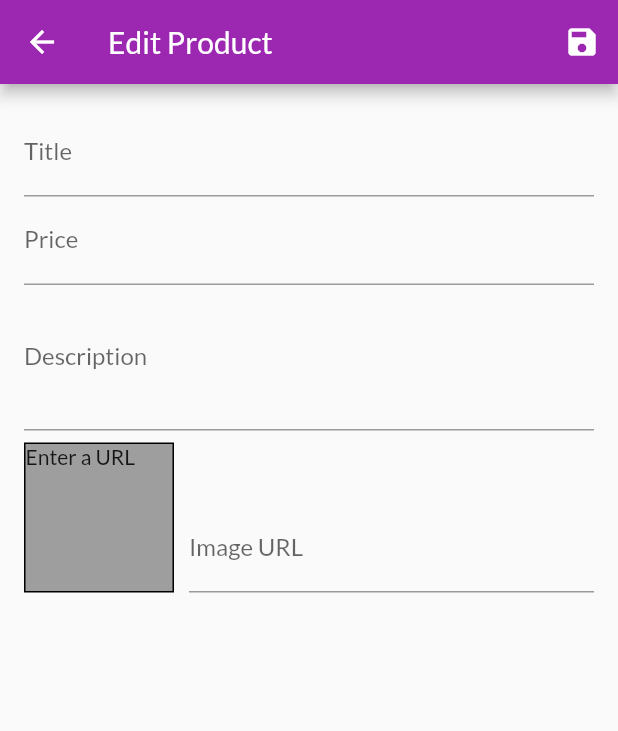
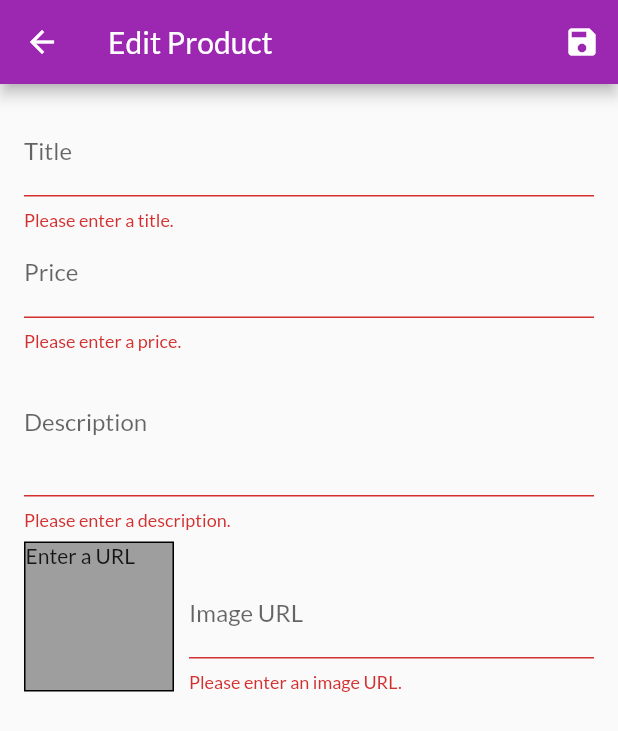
Before and after one commit to wcoder/flutter-playground, a Flutter app: the EditProductScreen screen opened by its route, after a tap on the "save" icon, on a phone screen of 412 x 824 dp. Shown: the top 731 px of the screen. Run offline on Flutter 3.47's test engine with Material 2 defaults, Android fonts, the phone set to English and light mode, and no system bars; our stand-ins replace get_it, shared_preferences; accounts and stored records are empty; network calls fail.

Commit message:
Add form validation

```diff
--- a/shop_app/lib/screens/edit_product_screen.dart
+++ b/shop_app/lib/screens/edit_product_screen.dart
@@ -43,6 +43,10 @@ class _EditProductScreenState extends State<EditProductScreen> {
   }
 
   void _saveForm() {
+    final isValid = _form.currentState.validate();
+    if (!isValid) {
+      return;
+    }
     _form.currentState.save();
 
     var product = Product(
@@ -80,6 +84,12 @@ class _EditProductScreenState extends State<EditProductScreen> {
                 onFieldSubmitted: (value) {
                   FocusScope.of(context).requestFocus(_priceFocusNode);
                 },
+                validator: (value) {
+                  if (value.isEmpty) {
+                    return 'Please enter a title.';
+                  }
+                  return null;
+                },
                 onSaved: (value) => title = value,
               ),
               TextFormField(
@@ -92,6 +102,18 @@ class _EditProductScreenState extends State<EditProductScreen> {
                 onFieldSubmitted: (value) {
                   FocusScope.of(context).requestFocus(_descriptionFocusNode);
                 },
+                validator: (value) {
+                  if (value.isEmpty) {
+                    return 'Please enter a price.';
+                  }
+                  if (double.tryParse(value) == null) {
+                    return 'Please enter a valid number.';
+                  }
+                  if (double.parse(value) <= 0) {
+                    return 'Please enter a number greater than zero.';
+                  }
+                  return null;
+                },
                 onSaved: (value) => price = double.parse(value),
               ),
               TextFormField(
@@ -101,6 +123,15 @@ class _EditProductScreenState extends State<EditProductScreen> {
                 maxLines: 3,
                 keyboardType: TextInputType.multiline,
                 focusNode: _descriptionFocusNode,
+                validator: (value) {
+                  if (value.isEmpty) {
+                    return 'Please enter a description.';
+                  }
+                  if (value.length < 10) {
+                    return 'Should be at least 10 characters long.';
+                  }
+                  return null;
+                },
                 onSaved: (value) => description = value,
               ),
               Row(
@@ -133,6 +164,15 @@ class _EditProductScreenState extends State<EditProductScreen> {
                       textInputAction: TextInputAction.done,
                       focusNode: _imageUrlFocusNode,
                       controller: _imageUrlController,
+                      validator: (value) {
+                        if (value.isEmpty) {
+                          return 'Please enter an image URL.';
+                        }
+                        if (!value.startsWith('http')) {
+                          return 'Please enter a valid URL.';
+                        }
+                        return null;
+                      },
                       onFieldSubmitted: (_) => _saveForm(),
                       onSaved: (value) => imageUrl = value,
                     ),
```
